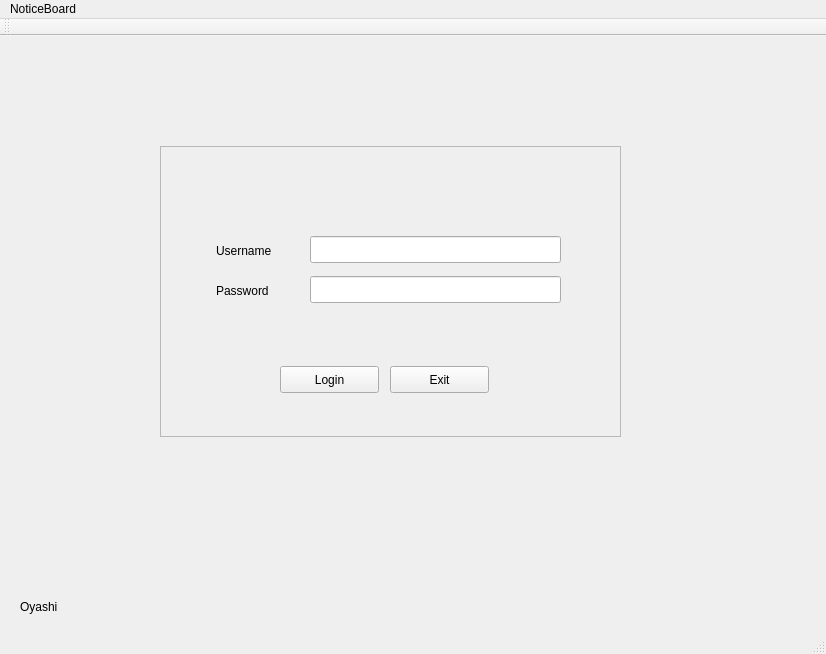
This is Forms/mainwindow.ui in oya163/NoticeBoard as Qt 5 draws it before an edit. The edited form follows.
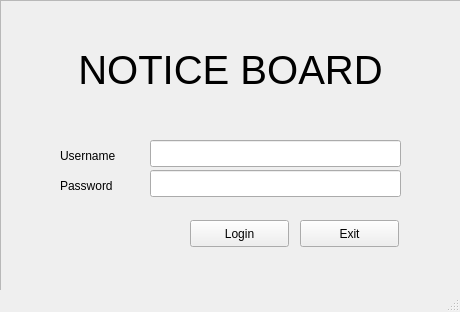
This is the edited form.

Commit message: Redesign and reshaped main login window

Patch:
```diff
--- a/Forms/mainwindow.ui
+++ b/Forms/mainwindow.ui
@@ -6,8 +6,8 @@
    <rect>
     <x>0</x>
     <y>0</y>
-    <width>826</width>
-    <height>654</height>
+    <width>460</width>
+    <height>312</height>
    </rect>
   </property>
   <property name="windowTitle">
@@ -17,8 +17,8 @@
    <widget class="QFrame" name="frame">
     <property name="geometry">
      <rect>
-      <x>160</x>
-      <y>110</y>
+      <x>0</x>
+      <y>0</y>
       <width>461</width>
       <height>291</height>
      </rect>
@@ -32,7 +32,7 @@
     <widget class="QPushButton" name="exitButton">
      <property name="geometry">
       <rect>
-       <x>230</x>
+       <x>300</x>
        <y>220</y>
        <width>99</width>
        <height>27</height>
@@ -54,7 +54,7 @@
     <widget class="QPushButton" name="loginButon">
      <property name="geometry">
       <rect>
-       <x>120</x>
+       <x>190</x>
        <y>220</y>
        <width>99</width>
        <height>27</height>
@@ -73,9 +73,9 @@
     <widget class="QLabel" name="userName_lbl">
      <property name="geometry">
       <rect>
-       <x>56</x>
-       <y>89</y>
-       <width>81</width>
+       <x>60</x>
+       <y>140</y>
+       <width>71</width>
        <height>31</height>
       </rect>
      </property>
@@ -87,7 +87,7 @@
      <property name="geometry">
       <rect>
        <x>150</x>
-       <y>90</y>
+       <y>140</y>
        <width>251</width>
        <height>27</height>
       </rect>
@@ -96,9 +96,9 @@
     <widget class="QLabel" name="password_lbl">
      <property name="geometry">
       <rect>
-       <x>56</x>
-       <y>129</y>
-       <width>81</width>
+       <x>60</x>
+       <y>170</y>
+       <width>71</width>
        <height>31</height>
       </rect>
      </property>
@@ -110,50 +110,26 @@
      <property name="geometry">
       <rect>
        <x>150</x>
-       <y>130</y>
+       <y>170</y>
        <width>251</width>
        <height>27</height>
       </rect>
      </property>
     </widget>
+    <widget class="QLabel" name="titleLabel">
+     <property name="geometry">
+      <rect>
+       <x>60</x>
+       <y>40</y>
+       <width>341</width>
+       <height>61</height>
+      </rect>
+     </property>
+     <property name="text">
+      <string>&lt;html&gt;&lt;head/&gt;&lt;body&gt;&lt;p align=&quot;center&quot;&gt;&lt;span style=&quot; font-size:30pt;&quot;&gt;NOTICE BOARD&lt;/span&gt;&lt;/p&gt;&lt;/body&gt;&lt;/html&gt;</string>
+     </property>
+    </widget>
    </widget>
-   <widget class="QLabel" name="label">
-    <property name="geometry">
-     <rect>
-      <x>20</x>
-      <y>560</y>
-      <width>51</width>
-      <height>21</height>
-     </rect>
-    </property>
-    <property name="text">
-     <string>Oyashi</string>
-    </property>
-   </widget>
-  </widget>
-  <widget class="QMenuBar" name="menuBar">
-   <property name="geometry">
-    <rect>
-     <x>0</x>
-     <y>0</y>
-     <width>826</width>
-     <height>25</height>
-    </rect>
-   </property>
-   <widget class="QMenu" name="menuNoticeBoard">
-    <property name="title">
-     <string>NoticeBoard</string>
-    </property>
-   </widget>
-   <addaction name="menuNoticeBoard"/>
-  </widget>
-  <widget class="QToolBar" name="mainToolBar">
-   <attribute name="toolBarArea">
-    <enum>TopToolBarArea</enum>
-   </attribute>
-   <attribute name="toolBarBreak">
-    <bool>false</bool>
-   </attribute>
   </widget>
   <widget class="QStatusBar" name="statusBar"/>
  </widget>
```
